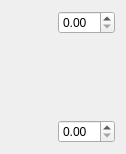
Above: textureColumnForm.ui from Mouse-Imaging-Centre/brain-view2 before the change. Below: the same form after it.
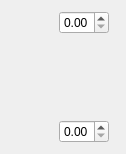
That is the form after the change.

Commit message: some form max width adjustments

Diff of the .ui file:
```diff
--- a/textureColumnForm.ui
+++ b/textureColumnForm.ui
@@ -27,6 +27,12 @@
        <height>0</height>
       </size>
      </property>
+     <property name="maximumSize" >
+      <size>
+       <width>30</width>
+       <height>16777215</height>
+      </size>
+     </property>
      <property name="text" >
       <string/>
      </property>
@@ -35,7 +41,14 @@
    <item>
     <layout class="QVBoxLayout" name="verticalLayout" >
      <item>
-      <widget class="QDoubleSpinBox" name="upperSpinBox" />
+      <widget class="QDoubleSpinBox" name="upperSpinBox" >
+       <property name="maximumSize" >
+        <size>
+         <width>50</width>
+         <height>16777215</height>
+        </size>
+       </property>
+      </widget>
      </item>
      <item>
       <spacer name="verticalSpacer" >
@@ -51,7 +64,14 @@
       </spacer>
      </item>
      <item>
-      <widget class="QDoubleSpinBox" name="lowerSpinBox" />
+      <widget class="QDoubleSpinBox" name="lowerSpinBox" >
+       <property name="maximumSize" >
+        <size>
+         <width>50</width>
+         <height>16777215</height>
+        </size>
+       </property>
+      </widget>
      </item>
     </layout>
    </item>
```
